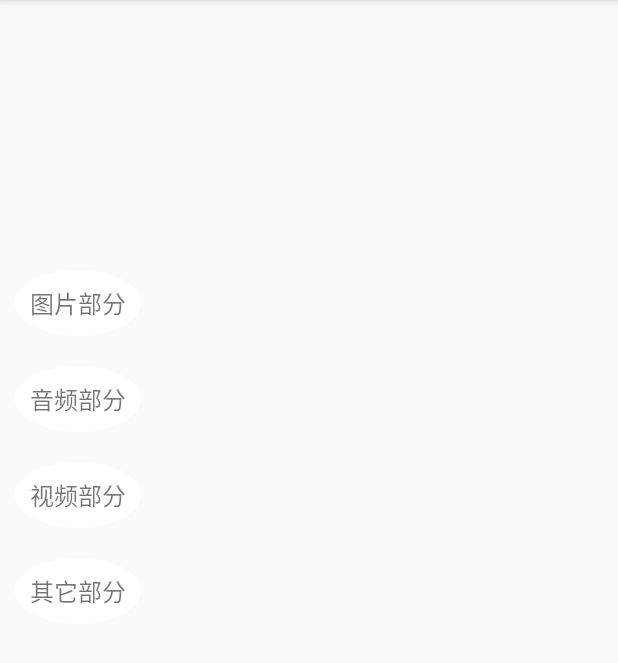
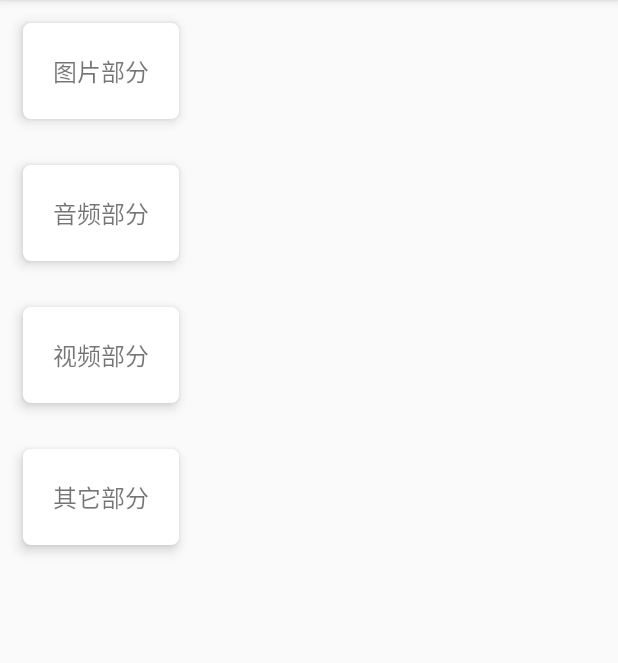
Before and after one commit to ldm520/ANDROID_MULTIMEDIA_DEMO, an Android app: the screen it shows after launch (MainActivity), on a phone screen of 412 x 824 dp, the part 84-747 px from its top. Run offline under Robolectric (Android 15) with nearby library versions, the phone set to English and light mode, and no system bars.

Commit message:
添加使用CardView

```diff
--- a/app/src/main/java/com/ldm/multimedia/activity/MainActivity.java
+++ b/app/src/main/java/com/ldm/multimedia/activity/MainActivity.java
@@ -179,6 +179,7 @@ public class MainActivity extends BaseActivity implements ImagePopupWindowHelper
                 if (photoUri != null) {
                     Bitmap bitmap = BitmapFactory.decodeFile(picPath);
                     if (bitmap != null) {
+                        photo_iv.setVisibility(View.VISIBLE);
                         photo_iv.setImageBitmap(bitmap);
                     }
                 }
--- a/app/src/main/res/layout/activity_main.xml
+++ b/app/src/main/res/layout/activity_main.xml
@@ -10,7 +10,9 @@
             android:layout_width="150dp"
             android:layout_height="150dp"
             android:scaleType="fitXY"
-            android:layout_margin="10dp"/>
+            android:layout_gravity="center"
+            android:layout_margin="10dp"
+            android:visibility="gone"/>
 
     <android.support.v7.widget.RecyclerView
             android:id="@+id/recycle_view"
--- a/app/src/main/res/layout/main_item.xml
+++ b/app/src/main/res/layout/main_item.xml
@@ -1,9 +1,19 @@
 <?xml version="1.0" encoding="utf-8"?>
 <LinearLayout xmlns:android="http://schemas.android.com/apk/res/android"
+              xmlns:app="http://schemas.android.com/apk/res-auto"
               android:orientation="vertical"
               android:layout_width="match_parent"
               android:layout_height="match_parent"
+
         >
+
+    <android.support.v7.widget.CardView
+            android:layout_width="match_parent"
+            android:layout_height="wrap_content"
+            app:cardBackgroundColor="#ffffff"
+            app:cardCornerRadius="5dp"
+            android:layout_margin="15dp"
+            app:cardElevation="5sp">
 
         <TextView
                 android:id="@+id/main_item_tv"
@@ -12,6 +22,8 @@
                 android:textSize="16sp"
                 android:gravity="center"
                 android:padding="10dp"
-            android:background="@drawable/btn_oval_bg"
                 android:layout_margin="10dp"/>
+
+    </android.support.v7.widget.CardView>
+
 </LinearLayout>
```
Lines whose indentation alone changed are shown as unchanged.
